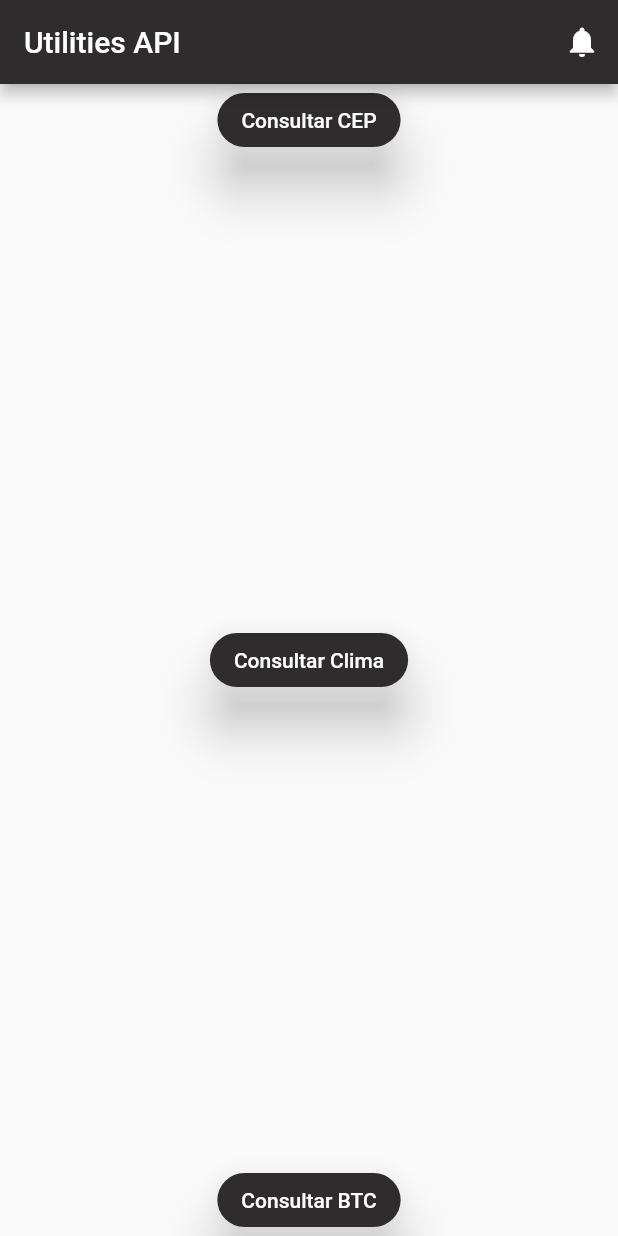
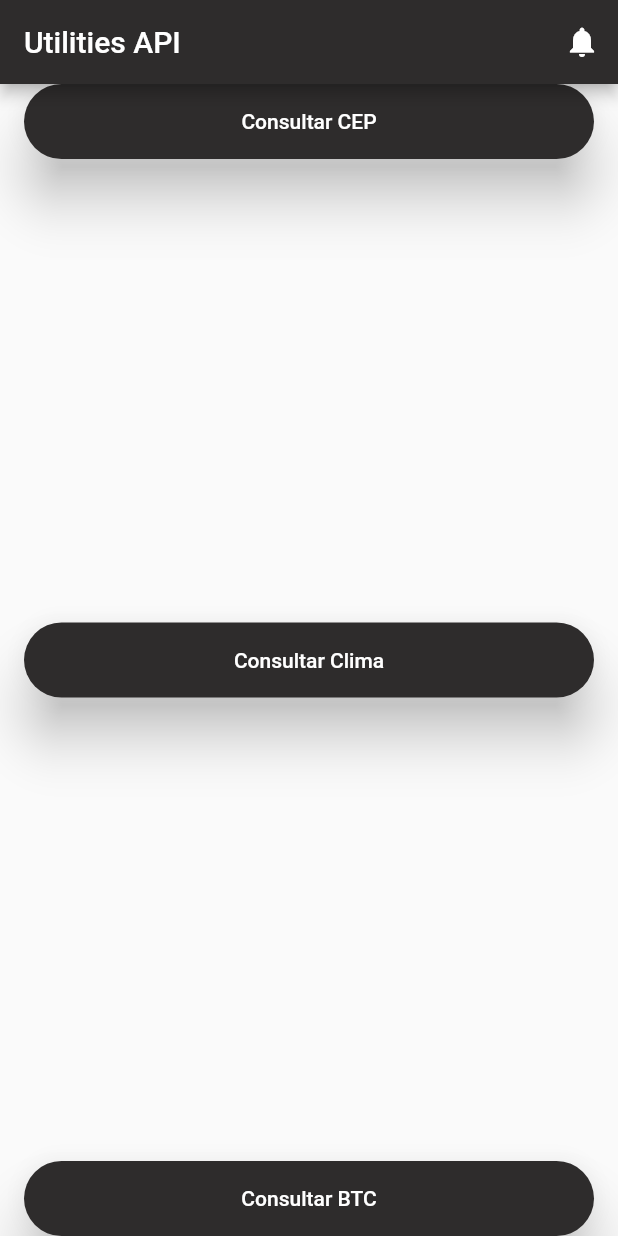
Before and after one commit to BernardoWitkoski/api_consume, a Flutter app: the screen it shows after launch, on a phone screen of 412 x 824 dp. Run offline on Flutter 3.47's test engine with Material 2 defaults, Android fonts, the phone set to English and light mode, and no system bars.

Commit message:
Setting Home buttons size

```diff
--- a/lib/home.dart
+++ b/lib/home.dart
@@ -37,6 +37,7 @@ class _HomeState extends State<Home> {
               onPressed: () {
               Navigator.push(context, MaterialPageRoute(builder: (context) => cepRequest()));
             }, style: ElevatedButton.styleFrom(
+                        minimumSize: Size(380, 50),
                         primary: Color.fromARGB(255, 46, 44, 44),
                         shape: RoundedRectangleBorder(
                           borderRadius: BorderRadius.circular(25),
@@ -47,6 +48,7 @@ class _HomeState extends State<Home> {
             ElevatedButton(onPressed: () {
               Navigator.push(context, MaterialPageRoute(builder:  (context) => weatherRequest()));
             }, style: ElevatedButton.styleFrom(
+                        minimumSize: Size(380, 50),
                         primary: Color.fromARGB(255, 46, 44, 44),
                         shape: RoundedRectangleBorder(
                           borderRadius: BorderRadius.circular(25),
@@ -57,6 +59,7 @@ class _HomeState extends State<Home> {
             ElevatedButton(onPressed: () {
               Navigator.push(context, MaterialPageRoute(builder:  (context) => btcRequest()));
             }, style: ElevatedButton.styleFrom(
+                        minimumSize: Size(380, 50),
                         primary: Color.fromARGB(255, 46, 44, 44),
                         shape: RoundedRectangleBorder(
                           borderRadius: BorderRadius.circular(25),
```
